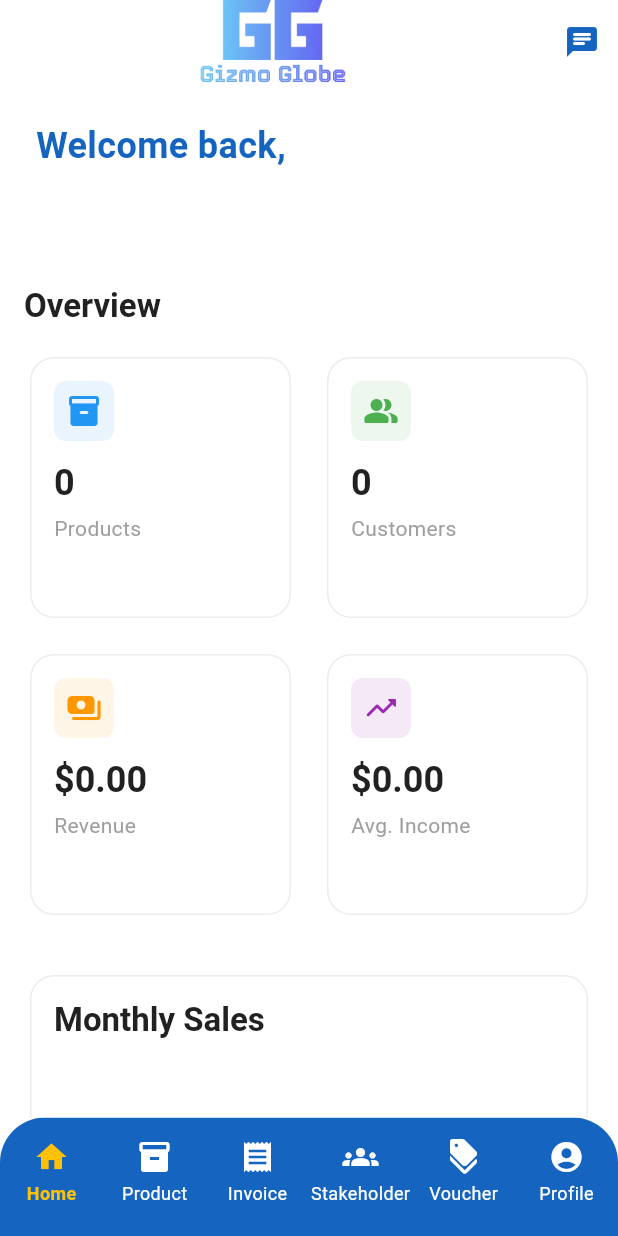
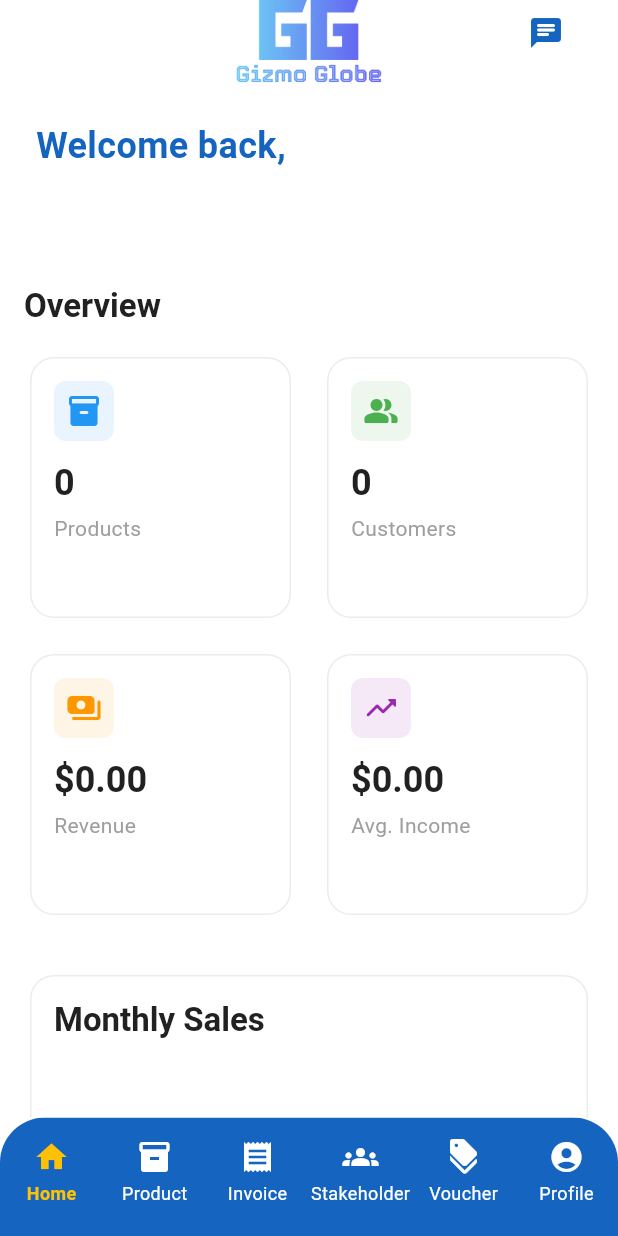
Before and after one commit to GizmoGlobe-SE121-P11-UIT/GizmoGlobe-Retailer_side, a Flutter app: the screen it shows once a user with an empty profile is signed in, on a phone screen of 412 x 824 dp. Run offline on Flutter 3.47's test engine with Material 3 defaults, Android fonts, the phone set to English and light mode, and no system bars; drawn by our look-alikes of fl_chart; our stand-ins replace bloc, cloud_firestore, dio, dropdown_search, equatable, firebase_auth and 7 more; missing offline and left inert: firebase_app_check; accounts and stored records are empty; Roboto replaces fonts that are missing (Montserrat).

Commit message:
fix login logic and home icon

```diff
--- a/lib/main.dart
+++ b/lib/main.dart
@@ -157,9 +157,7 @@ class AuthWrapper extends StatelessWidget {
         if (currentRoute == '/sign-up') {
           return SignUpScreen.newInstance();
         }
-
-        if (snapshot.hasData) {
-          // return const MainScreen();
+        else if (snapshot.hasData) {
           return const MainScreen();
         }
 
--- a/lib/screens/authentication/sign_in_screen/sign_in_cubit.dart
+++ b/lib/screens/authentication/sign_in_screen/sign_in_cubit.dart
@@ -56,7 +56,7 @@ class SignInCubit extends Cubit<SignInState> {
         }
       }
     } catch (error) {
-      emit(state.copyWith(
+      emit( state.copyWith(
           processState: ProcessState.failure,
           message: NotifyMessage.msg2,
           dialogName: DialogName.failure));
--- a/lib/screens/authentication/sign_in_screen/sign_in_view.dart
+++ b/lib/screens/authentication/sign_in_screen/sign_in_view.dart
@@ -137,7 +137,7 @@ class _SignInScreen extends State<SignInScreen> {
                       return SizedBox(
                         width: double.infinity,
                         child: ElevatedButton(
-                          onPressed: () {
+                          onPressed: () async {
                             cubit.signInWithEmailPassword(context);
                           },
                           style: ElevatedButton.styleFrom(
--- a/lib/screens/home/home_screen/home_screen_view.dart
+++ b/lib/screens/home/home_screen/home_screen_view.dart
@@ -35,8 +35,12 @@ class _HomeScreen extends State<HomeScreen> {
           appBar: AppBar(
             backgroundColor: Theme.of(context).colorScheme.surface,
             elevation: 0,
-            title: const AppLogo(height: 60),
-            actions: [
+            title: Stack(
+              children: [
+                const Center(child: AppLogo(height: 60)),
+                Row(
+                  children: [
+                    const Expanded(child: SizedBox()),
                     Stack(
                       children: [
                         IconButton(
@@ -73,7 +77,11 @@ class _HomeScreen extends State<HomeScreen> {
                           ),
                         ],
                       ),
+                    const SizedBox(width: 8),
                   ],
+                ),
+                ],
+              ),
           ),
           body: SingleChildScrollView(
             child: Column(
```
Also changed, not shown: 1 other file. Lines whose indentation alone changed are shown as unchanged.
